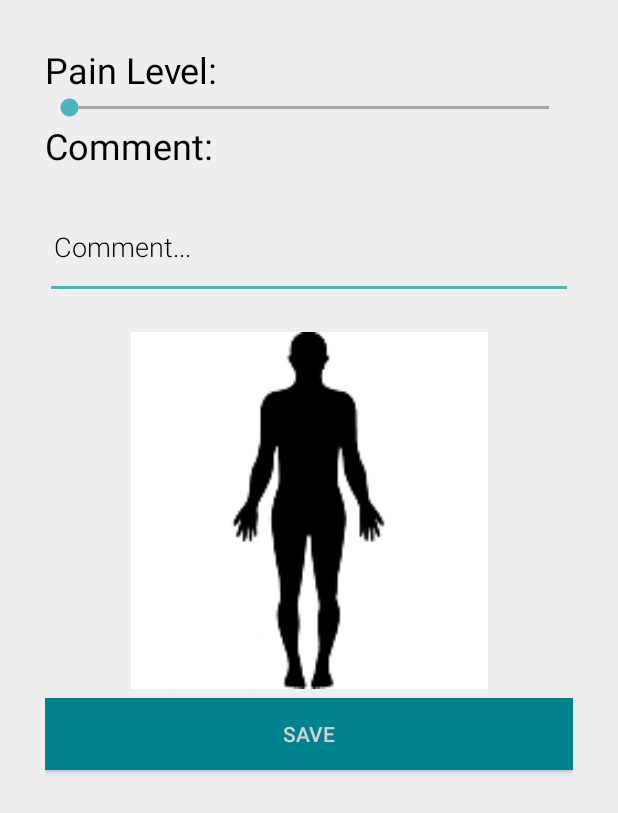
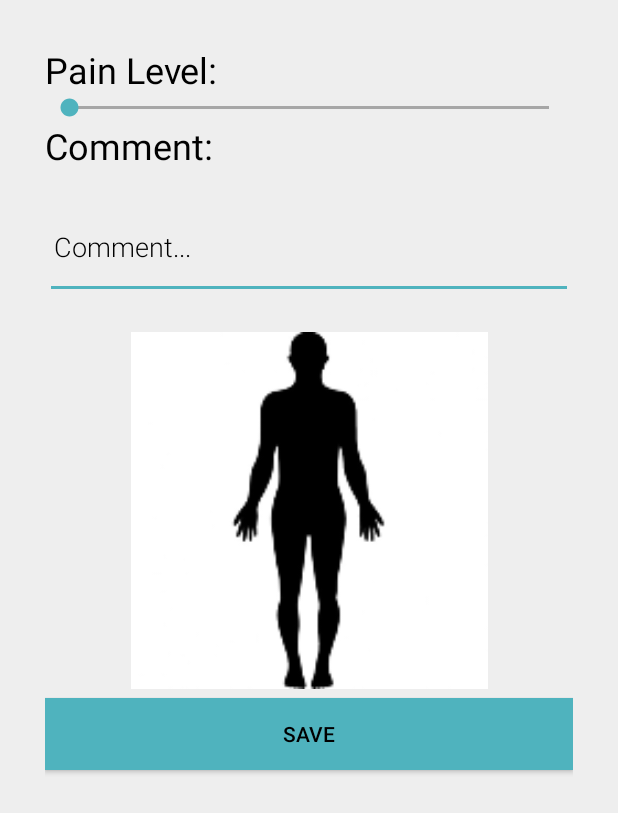
Before and after one commit to Daanikus/PainTracker, an Android app: the NewPainActivity screen opened directly, with no data from a screen before it, on a phone screen of 412 x 824 dp. Shown: the top 813 px of the screen. Run offline under Robolectric (Android 15) with nearby library versions, the phone set to English and light mode, and no system bars.

Commit message:
All buttons use consistent colour pallette.

```diff
--- a/mobile/src/main/res/layout/activity_new_pain.xml
+++ b/mobile/src/main/res/layout/activity_new_pain.xml
@@ -56,9 +56,9 @@
         android:id="@+id/button_save"
         android:layout_width="match_parent"
         android:layout_height="wrap_content"
-        android:background="@color/colorPrimary"
+        android:background="@color/colorPrimaryLight"
         android:text="@string/button_save"
-        android:textColor="@color/buttonLabel" />
+        android:textColor="@color/black" />
 
 
 
```
Also changed, not shown: mobile/src/main/res/layout/activity_main.xml (+4 -3 lines).
